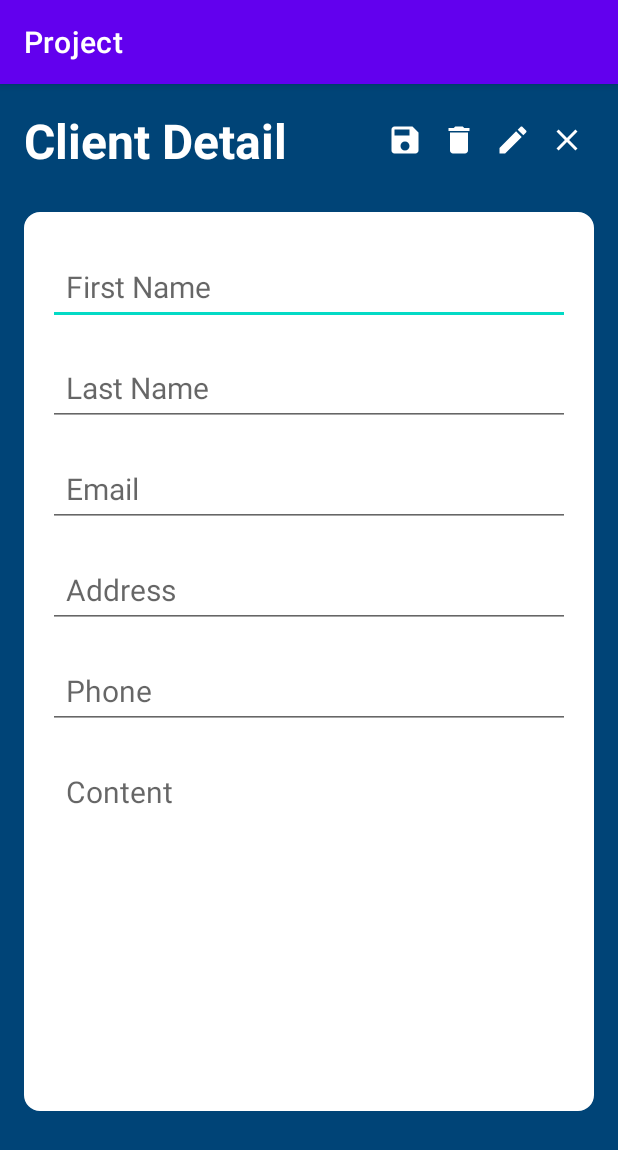
After one commit to danhvu02/contacts-app-java-, an Android app: the UserDetailActivity screen opened directly, with no data from a screen before it, on a phone screen of 412 x 824 dp. The commit adds this screen. Shown: the top 1150 px of the screen. Run offline under Robolectric (Android 15) with nearby library versions, the phone set to English and light mode, and no system bars.

Commit message:
Set up firebase, create recycle view activity and user detail activity

```diff
--- a/app/build.gradle
+++ b/app/build.gradle
@@ -1,5 +1,6 @@
 plugins {
     id 'com.android.application'
+    id 'com.google.gms.google-services'
 }
 
 android {
@@ -41,6 +42,8 @@ dependencies {
     implementation 'androidx.navigation:navigation-fragment:2.4.1'
     implementation 'androidx.navigation:navigation-ui:2.4.1'
     implementation 'androidx.legacy:legacy-support-v4:1.0.0'
+    implementation 'com.google.firebase:firebase-firestore:24.4.1'
+    implementation 'com.firebaseui:firebase-ui-firestore:8.0.2'
     testImplementation 'junit:junit:4.13.2'
     androidTestImplementation 'androidx.test.ext:junit:1.1.3'
     androidTestImplementation 'androidx.test.espresso:espresso-core:3.4.0'
--- /dev/null
+++ b/app/src/main/java/ca/nscc/marconi/project/UserDetailActivity.java
@@ -0,0 +1,16 @@
+package ca.nscc.marconi.project;
+
+import androidx.appcompat.app.AppCompatActivity;
+
+import android.os.Bundle;
+
+import ca.nscc.marconi.project.R;
+
+public class UserDetailActivity extends AppCompatActivity {
+
+    @Override
+    protected void onCreate(Bundle savedInstanceState) {
+        super.onCreate(savedInstanceState);
+        setContentView(R.layout.activity_user_detail);
+    }
+}
--- /dev/null
+++ b/app/src/main/res/drawable/ic_baseline_close_24.xml
@@ -0,0 +1,5 @@
+<vector android:height="24dp" android:tint="#000000"
+    android:viewportHeight="24" android:viewportWidth="24"
+    android:width="24dp" xmlns:android="http://schemas.android.com/apk/res/android">
+    <path android:fillColor="@android:color/white" android:pathData="M19,6.41L17.59,5 12,10.59 6.41,5 5,6.41 10.59,12 5,17.59 6.41,19 12,13.41 17.59,19 19,17.59 13.41,12z"/>
+</vector>
--- /dev/null
+++ b/app/src/main/res/drawable/ic_baseline_delete_24.xml
@@ -0,0 +1,5 @@
+<vector android:height="24dp" android:tint="#000000"
+    android:viewportHeight="24" android:viewportWidth="24"
+    android:width="24dp" xmlns:android="http://schemas.android.com/apk/res/android">
+    <path android:fillColor="@android:color/white" android:pathData="M6,19c0,1.1 0.9,2 2,2h8c1.1,0 2,-0.9 2,-2V7H6v12zM19,4h-3.5l-1,-1h-5l-1,1H5v2h14V4z"/>
+</vector>
--- /dev/null
+++ b/app/src/main/res/drawable/ic_baseline_edit_24.xml
@@ -0,0 +1,5 @@
+<vector android:height="24dp" android:tint="#000000"
+    android:viewportHeight="24" android:viewportWidth="24"
+    android:width="24dp" xmlns:android="http://schemas.android.com/apk/res/android">
+    <path android:fillColor="@android:color/white" android:pathData="M3,17.25V21h3.75L17.81,9.94l-3.75,-3.75L3,17.25zM20.71,7.04c0.39,-0.39 0.39,-1.02 0,-1.41l-2.34,-2.34c-0.39,-0.39 -1.02,-0.39 -1.41,0l-1.83,1.83 3.75,3.75 1.83,-1.83z"/>
+</vector>
--- /dev/null
+++ b/app/src/main/res/drawable/ic_baseline_save_24.xml
@@ -0,0 +1,5 @@
+<vector android:height="24dp" android:tint="#000000"
+    android:viewportHeight="24" android:viewportWidth="24"
+    android:width="24dp" xmlns:android="http://schemas.android.com/apk/res/android">
+    <path android:fillColor="@android:color/white" android:pathData="M17,3L5,3c-1.11,0 -2,0.9 -2,2v14c0,1.1 0.89,2 2,2h14c1.1,0 2,-0.9 2,-2L21,7l-4,-4zM12,19c-1.66,0 -3,-1.34 -3,-3s1.34,-3 3,-3 3,1.34 3,3 -1.34,3 -3,3zM15,9L5,9L5,5h10v4z"/>
+</vector>
--- /dev/null
+++ b/app/src/main/res/layout/activity_user_detail.xml
@@ -0,0 +1,145 @@
+<?xml version="1.0" encoding="utf-8"?>
+<RelativeLayout xmlns:android="http://schemas.android.com/apk/res/android"
+xmlns:app="http://schemas.android.com/apk/res-auto"
+xmlns:tools="http://schemas.android.com/tools"
+android:layout_width="match_parent"
+android:layout_height="match_parent"
+android:background="@color/my_primary"
+android:padding="16dp"
+tools:context=".UserDetailActivity">
+
+<RelativeLayout
+    android:layout_width="match_parent"
+    android:layout_height="wrap_content"
+    android:id="@+id/title_bar_layout">
+    <TextView
+        android:layout_width="wrap_content"
+        android:layout_height="wrap_content"
+        android:id="@+id/user_detail_textView"
+        android:text="Client Detail"
+        android:textSize="32sp"
+        android:textColor="@color/white"
+        android:textStyle="bold"/>
+
+    <ImageButton
+        android:layout_width="36dp"
+        android:layout_height="36dp"
+        android:id="@+id/close_btn"
+        android:src="@drawable/ic_baseline_close_24"
+        android:layout_alignParentEnd="true"
+        android:layout_centerVertical="true"
+        app:tint="@color/white"
+        android:background="?attr/selectableItemBackgroundBorderless"
+        />
+
+    <ImageButton
+        android:id="@+id/edit_user_note_btn"
+        android:layout_width="36dp"
+        android:layout_height="36dp"
+        android:layout_alignParentTop="true"
+        android:layout_centerVertical="true"
+        android:layout_toStartOf="@+id/close_btn"
+        app:tint="@color/white"
+        android:src="@drawable/ic_baseline_edit_24"
+        android:background="?attr/selectableItemBackgroundBorderless"/>
+
+    <ImageButton
+        android:id="@+id/delete_user_btn"
+        android:layout_width="36dp"
+        android:layout_height="36dp"
+        android:layout_alignParentTop="true"
+        android:layout_centerVertical="true"
+        android:layout_toStartOf="@+id/edit_user_note_btn"
+        app:tint="@color/white"
+        android:src="@drawable/ic_baseline_delete_24"
+        android:background="?attr/selectableItemBackgroundBorderless"/>
+
+    <ImageButton
+        android:id="@+id/save_user_btn"
+        android:layout_width="36dp"
+        android:layout_height="36dp"
+        android:layout_alignParentTop="true"
+        android:layout_centerVertical="true"
+        android:layout_toStartOf="@+id/delete_user_btn"
+        app:tint="@color/white"
+        android:src="@drawable/ic_baseline_save_24"
+        android:background="?attr/selectableItemBackgroundBorderless"/>
+
+</RelativeLayout>
+
+<LinearLayout
+    android:layout_width="match_parent"
+    android:layout_height="wrap_content"
+    android:layout_below="@+id/title_bar_layout"
+    android:orientation="vertical"
+    android:padding="16dp"
+    android:layout_marginVertical="26dp"
+    android:backgroundTint="@color/white"
+    android:background="@drawable/rounded_cornor">
+
+    <EditText
+        android:layout_width="match_parent"
+        android:layout_height="wrap_content"
+        android:id="@+id/user_fname_text"
+        android:hint="First Name"
+        android:textSize="20sp"
+        android:layout_marginVertical="8dp"
+        android:padding="12dp"
+        android:textColor="@color/black"/>
+
+    <EditText
+        android:layout_width="match_parent"
+        android:layout_height="wrap_content"
+        android:id="@+id/user_lname_text"
+        android:hint="Last Name"
+        android:textSize="20sp"
+        android:layout_marginVertical="8dp"
+        android:padding="12dp"
+        android:textColor="@color/black"/>
+
+    <EditText
+        android:layout_width="match_parent"
+        android:layout_height="wrap_content"
+        android:id="@+id/user_email_text"
+        android:hint="Email"
+        android:textSize="20sp"
+        android:layout_marginVertical="8dp"
+        android:padding="12dp"
+        android:textColor="@color/black"/>
+
+    <EditText
+        android:layout_width="match_parent"
+        android:layout_height="wrap_content"
+        android:id="@+id/user_address_text"
+        android:hint="Address"
+        android:textSize="20sp"
+        android:layout_marginVertical="8dp"
+        android:padding="12dp"
+        android:textColor="@color/black"/>
+
+    <EditText
+        android:layout_width="match_parent"
+        android:layout_height="wrap_content"
+        android:id="@+id/user_phone_text"
+        android:hint="Phone"
+        android:textSize="20sp"
+        android:layout_marginVertical="8dp"
+        android:padding="12dp"
+        android:textColor="@color/black"/>
+
+    <TextView
+        android:layout_width="match_parent"
+        android:layout_height="wrap_content"
+        android:id="@+id/user_note_text"
+        android:hint="Content"
+        android:minLines="8"
+        android:textSize="20sp"
+        android:gravity="top"
+        android:layout_marginVertical="8dp"
+        android:padding="12dp"
+        android:textColor="@color/black"/>
+
+</LinearLayout>
+
+
+</RelativeLayout>
--- a/build.gradle
+++ b/build.gradle
@@ -1,4 +1,8 @@
-// Top-level build file where you can add configuration options common to all sub-projects/modules.
+buildscript {
+    dependencies {
+        classpath 'com.google.gms:google-services:4.3.14'
+    }
+}// Top-level build file where you can add configuration options common to all sub-projects/modules.
 plugins {
     id 'com.android.application' version '7.3.1' apply false
     id 'com.android.library' version '7.3.1' apply false
```
Also changed, not shown: app/src/main/AndroidManifest.xml (+7 -0 lines), app/src/main/java/ca/nscc/marconi/project/User.java (added, +73 -0 lines), app/src/main/java/ca/nscc/marconi/project/UserAdapter.java (added, +59 -0 lines), app/src/main/java/ca/nscc/marconi/project/ui/data/DataFragment.java (+13 -1 lines), app/src/main/java/ca/nscc/marconi/project/ui/home/HomeFragment.java (+35 -17 lines), app/src/main/res/layout/fragment_data.xml (+13 -4 lines), app/src/main/res/layout/recycle_user_item.xml (added, +20 -0 lines).
